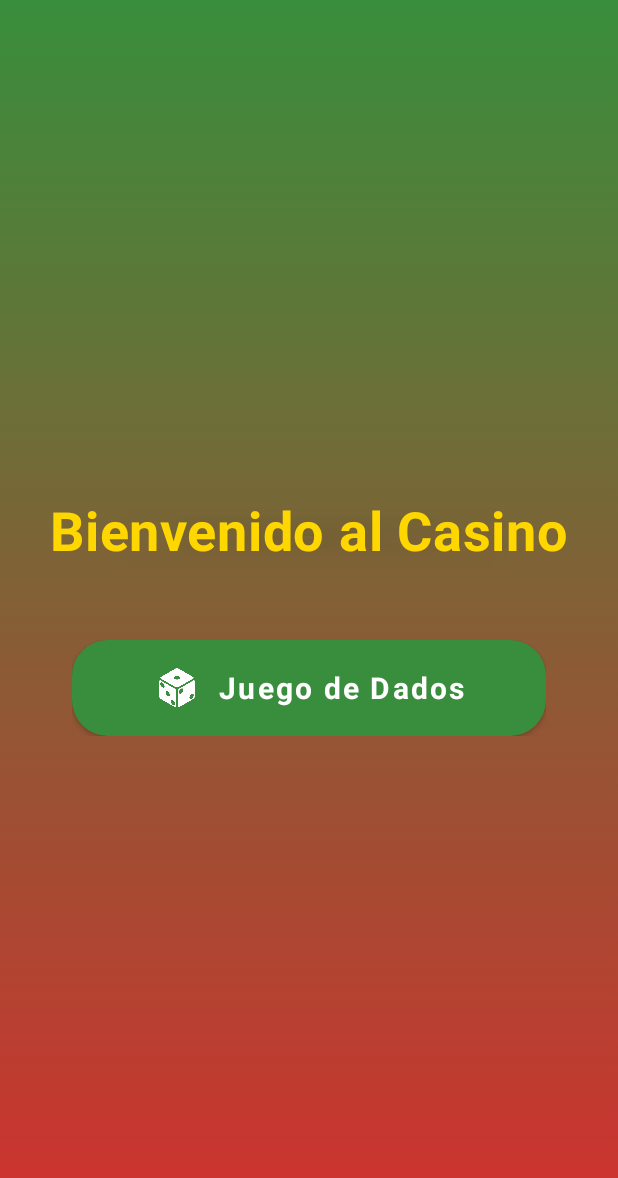
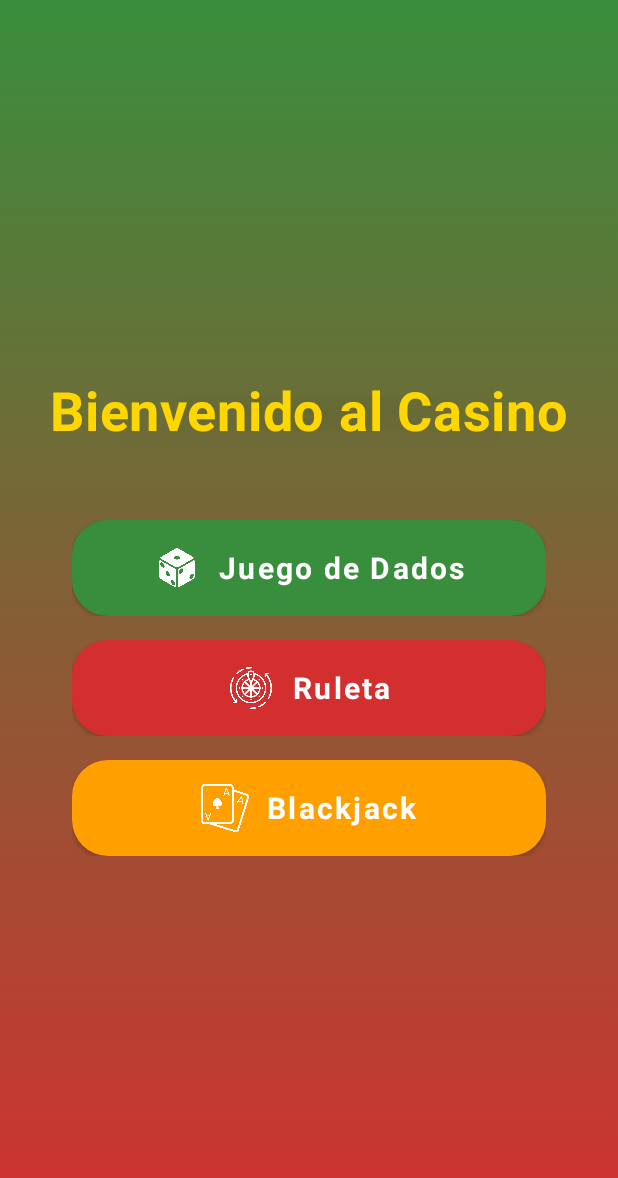
Before and after one commit to MiguelVelaG/Casino_App, an Android app built with Jetpack Compose: the composable MainMenuScreen shown on its own in the app's theme, on a phone screen of 412 x 824 dp. Shown: the top 1178 px of the screen. Run offline under Robolectric (Android 15) with nearby library versions, the phone set to English and light mode, and no system bars.

Commit message:
Se ha añadido un nuevo boton en la vista del menu principal, añadiendo las cartas y la ruleta para poder acceder a esos juegos

```diff
--- a/app/src/main/java/com/miguel/casinoapp/ui/theme/MainMenuScreen.kt
+++ b/app/src/main/java/com/miguel/casinoapp/ui/theme/MainMenuScreen.kt
@@ -86,6 +86,34 @@ fun MainMenuScreen(navController: NavHostController) {
                 buttonColor = Color(0xFF388E3C), // Verde para el botón
                 iconColor = Color.White
             )
+
+            Spacer(modifier = Modifier.height(16.dp))
+
+            // Botón de "Ruleta"
+            CustomButton(
+                text = "Ruleta",
+                onClick = {
+                    Log.d("MainMenuScreen", "Navegando a la ruleta...") // Log justo antes de la navegación
+                    navController.navigate("roulette")
+                },
+                iconRes = R.drawable.ic_roulette,
+                buttonColor = Color(0xFFD32F2F), // Rojo para el botón de ruleta
+                iconColor = Color.White
+            )
+
+            Spacer(modifier = Modifier.height(16.dp))
+
+            // Botón de "Blackjack"
+            CustomButton(
+                text = "Blackjack",
+                onClick = {
+                    Log.d("MainMenuScreen", "Navegando al Blackjack...") // Log justo antes de la navegación
+                    navController.navigate("blackjack")
+                },
+                iconRes = R.drawable.ic_blackjack,
+                buttonColor = Color(0xFFFFA000), // Naranja dorado para blackjack
+                iconColor = Color.White
+            )
         }
     }
 }
```
